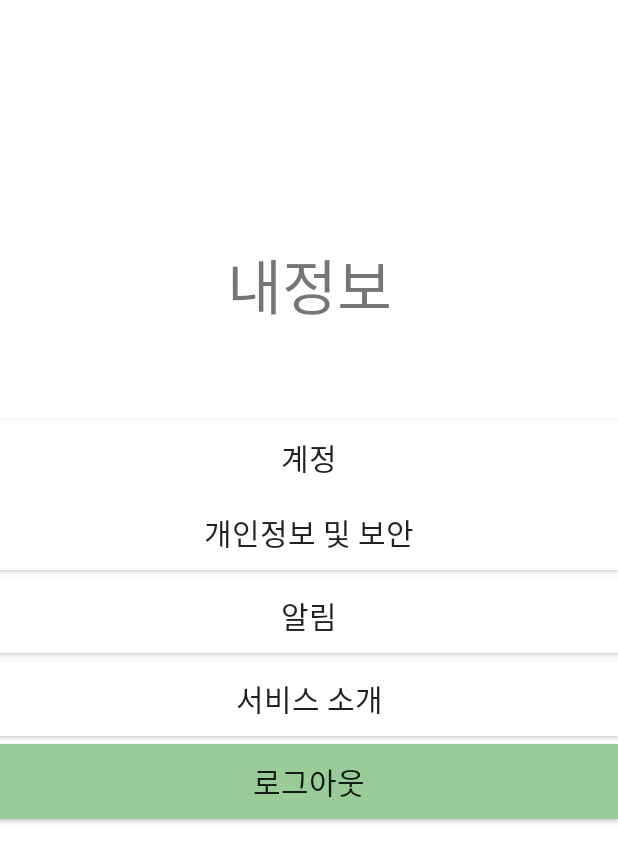
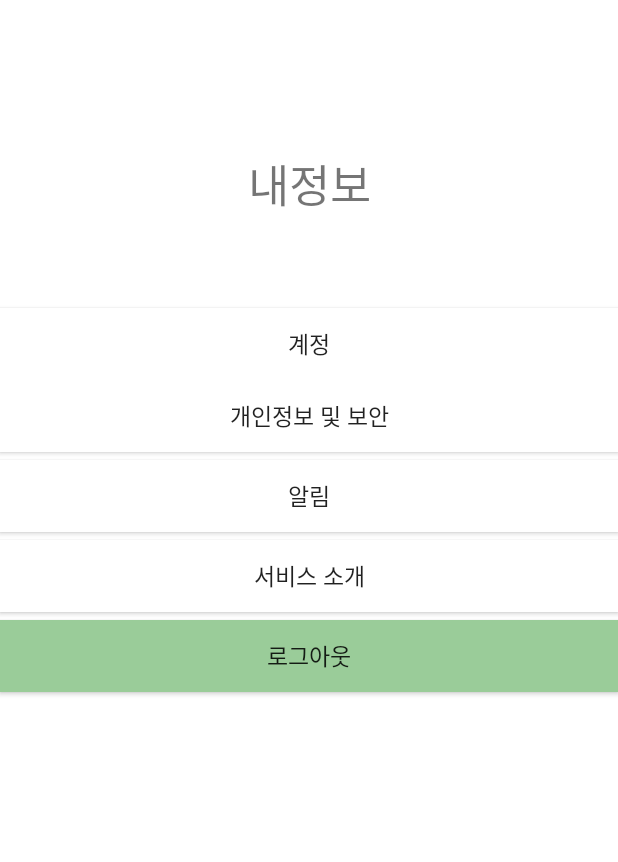
Before and after one commit to fb808/Beanstalk, an Android app: the fragment Fragment3 shown on its own in the app's theme, on a phone screen of 412 x 824 dp. Shown: the top 862 px of the screen. Run offline under Robolectric (Android 15) with nearby library versions, the phone set to English and light mode, and no system bars.

Commit message:
내정보수정

```diff
--- a/app/src/main/res/layout/fragment3.xml
+++ b/app/src/main/res/layout/fragment3.xml
@@ -10,16 +10,16 @@
         android:layout_width="match_parent"
         android:layout_height="wrap_content"
         android:text="내정보"
-        android:textSize="40dp"
+        android:textSize="30dp"
         android:gravity="center"
-        android:layout_marginTop="160dp"
+        android:layout_marginTop="100dp"
         android:layout_marginBottom="60dp"/>
 
     <Button
         android:layout_width="match_parent"
         android:layout_height="wrap_content"
         android:padding="10dp"
-        android:textSize="20dp"
+        android:textSize="15sp"
         android:background="#ffffff"
         android:text="계정"/>
 
@@ -27,7 +27,7 @@
         android:layout_width="match_parent"
         android:layout_height="wrap_content"
         android:padding="10dp"
-        android:textSize="20dp"
+        android:textSize="15sp"
         android:layout_marginBottom="5dp"
         android:background="#ffffff"
         android:text="개인정보 및 보안"/>
@@ -36,7 +36,7 @@
         android:layout_width="match_parent"
         android:layout_height="wrap_content"
         android:padding="10dp"
-        android:textSize="20dp"
+        android:textSize="15sp"
         android:layout_marginBottom="5dp"
         android:background="#ffffff"
         android:text="알림"/>
@@ -45,7 +45,7 @@
         android:layout_width="match_parent"
         android:layout_height="wrap_content"
         android:padding="10dp"
-        android:textSize="20dp"
+        android:textSize="15sp"
         android:layout_marginBottom="5dp"
         android:background="#ffffff"
         android:text="서비스 소개"/>
@@ -54,7 +54,7 @@
         android:layout_width="match_parent"
         android:layout_height="wrap_content"
         android:padding="10dp"
-        android:textSize="20dp"
+        android:textSize="15sp"
         android:layout_marginBottom="5dp"
         android:background="#9acc99"
         android:text="로그아웃" />
```
